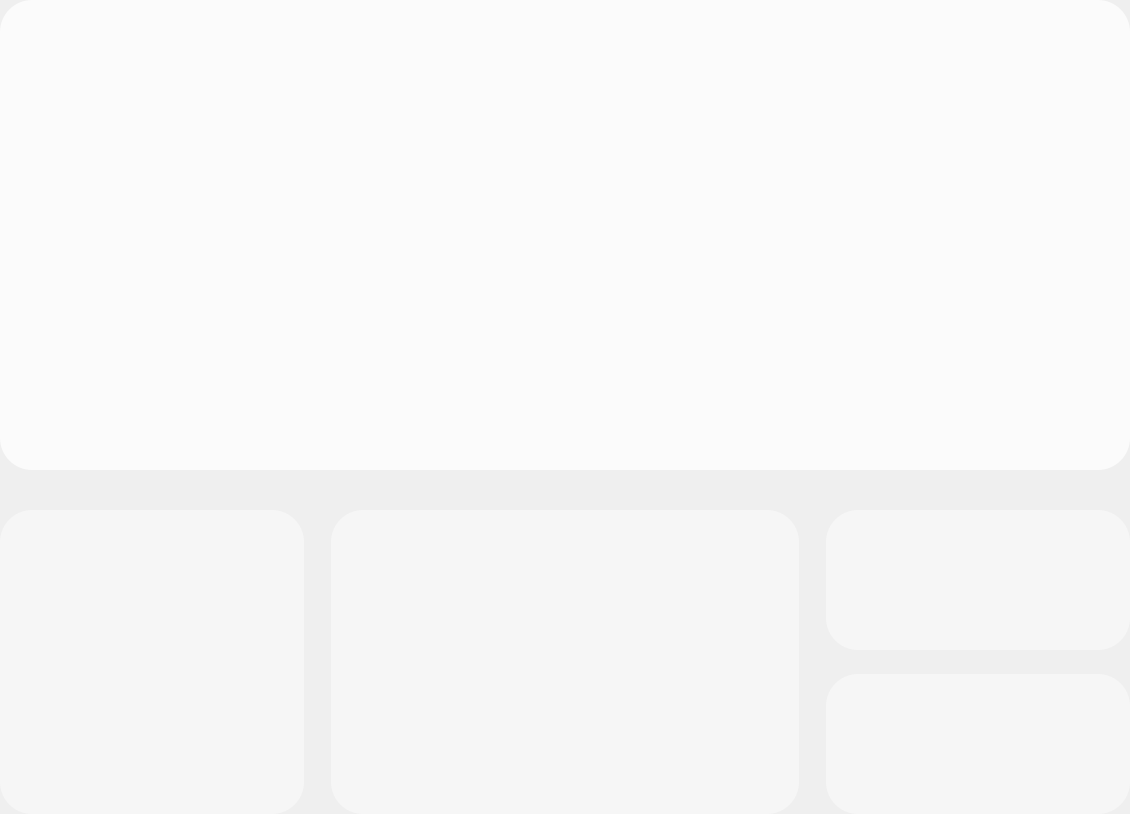
Qt form FrameLight.ui (wlffeng2008/AKKOStdio) before a commit.
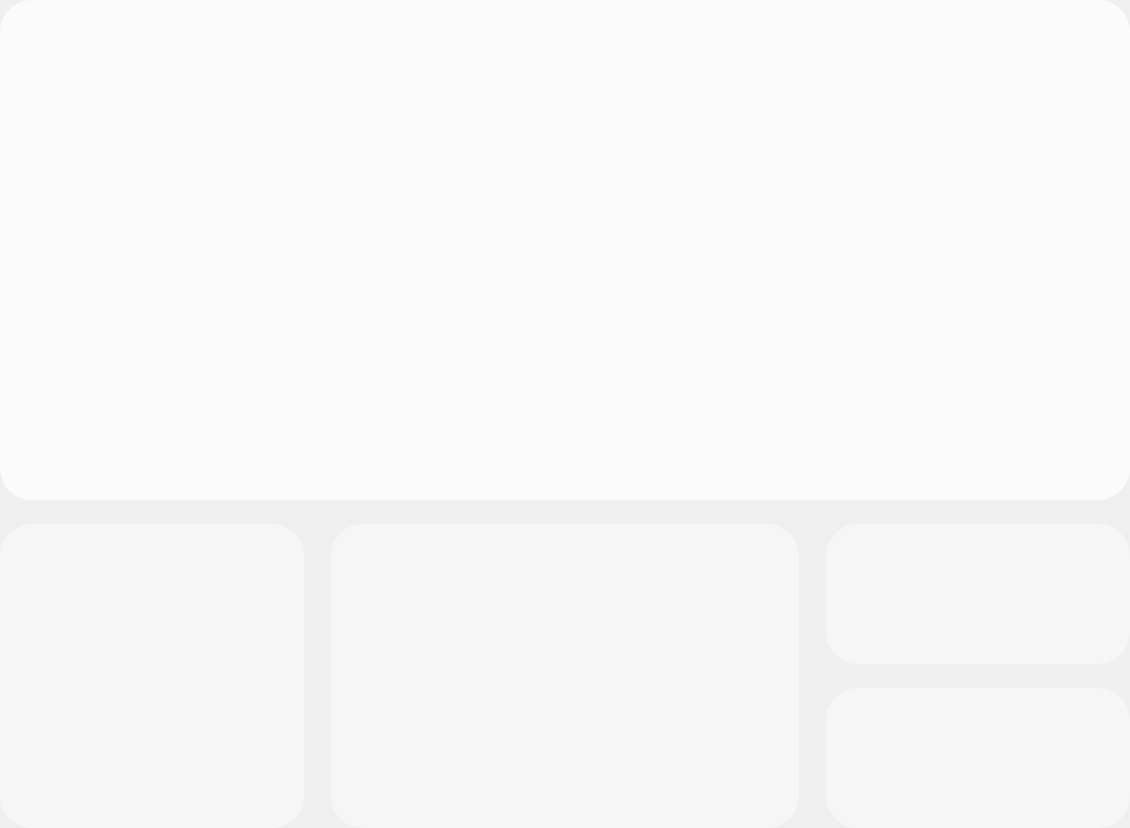
The same form after that commit. Custom widgets are drawn as their Qt base class.

```diff
--- a/FrameLight.ui
+++ b/FrameLight.ui
@@ -16,7 +16,10 @@
   <property name="styleSheet">
    <string notr="true"/>
   </property>
-  <layout class="QVBoxLayout" name="verticalLayout" stretch="1,0">
+  <property name="lineWidth">
+   <number>0</number>
+  </property>
+  <layout class="QVBoxLayout" name="verticalLayout" stretch="2,0">
    <property name="spacing">
     <number>24</number>
    </property>
@@ -37,7 +40,7 @@
      <property name="minimumSize">
       <size>
        <width>0</width>
-       <height>470</height>
+       <height>500</height>
       </size>
      </property>
      <property name="maximumSize">
@@ -154,6 +157,9 @@
       </item>
       <item alignment="Qt::AlignmentFlag::AlignRight">
        <widget class="QFrame" name="frameBR">
+        <property name="lineWidth">
+         <number>0</number>
+        </property>
         <layout class="QVBoxLayout" name="verticalLayoutB_2">
          <property name="spacing">
           <number>24</number>
```
